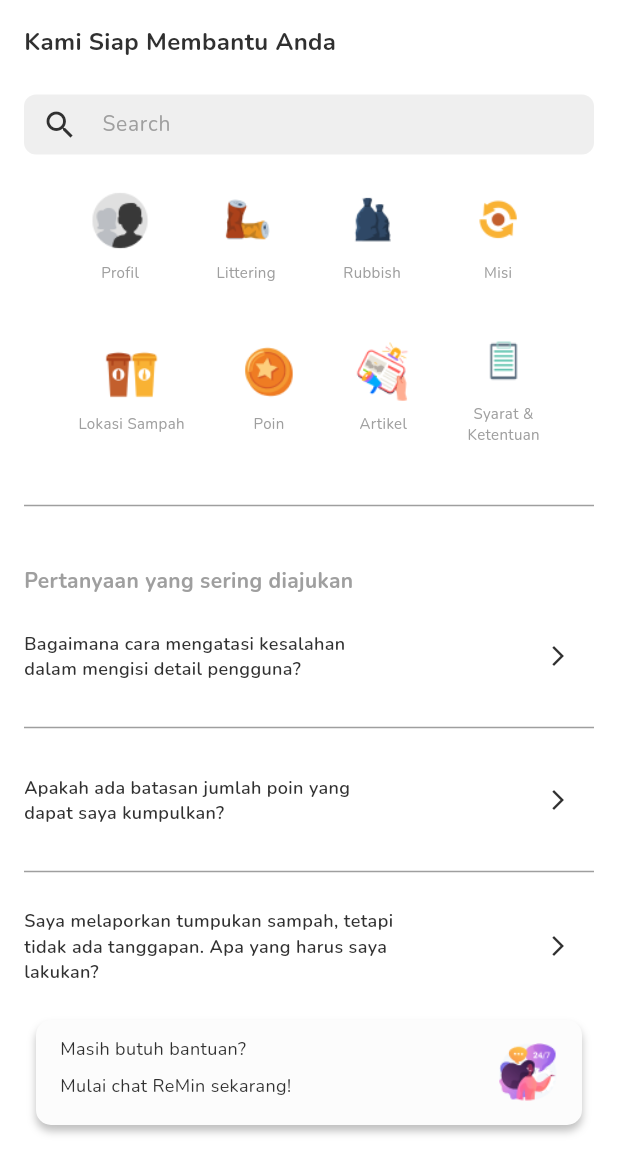
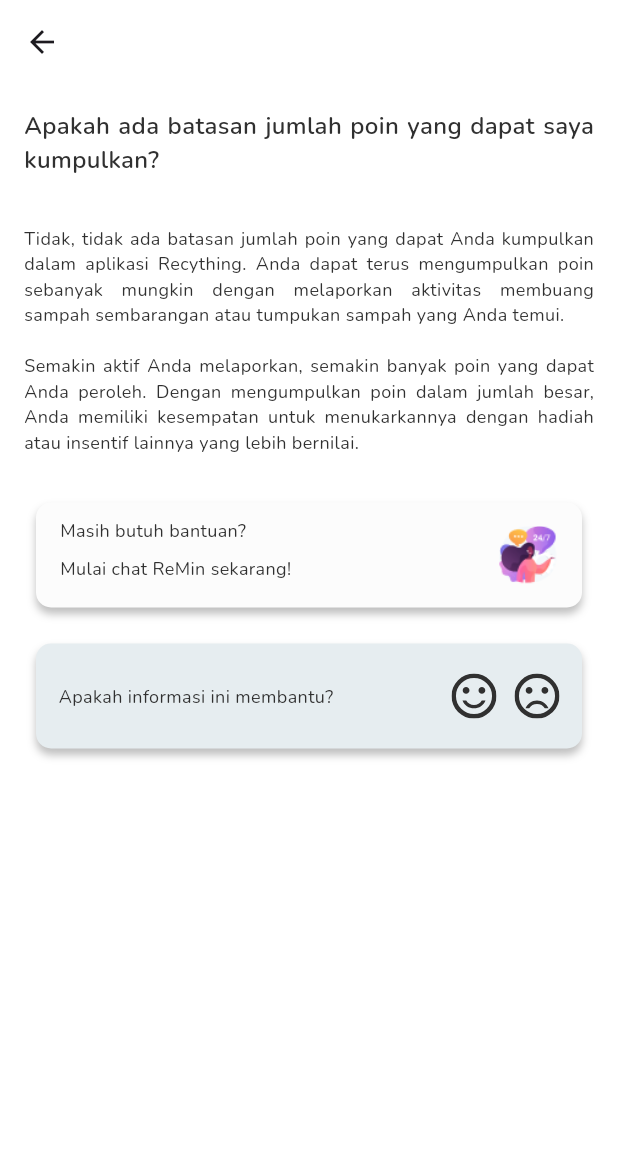
Before and after one commit to RECYTHNG/flutter_recything, a Flutter app: the screen it shows after launch, after a tap on the "arrow forward ios" icon, on a phone screen of 412 x 824 dp. Shown: the top 1174 px of the screen. Run offline on Flutter 3.47's test engine with Material 3 defaults, Android fonts, the phone set to English and light mode, and no system bars; our stand-ins replace flutter_svg.

Commit message:
feat: complete slicing for detail and answer question. and adding container for feedback

```diff
--- /dev/null
+++ b/recything_application/lib/constants/icon_constant.dart
@@ -0,0 +1,4 @@
+class IconConstant {
+  static const String sentimenSatisfiedIcon = 'assets/icons/icon_sentiment_satisfied.svg';
+  static const String sentimenDissatisfiedIcon = 'assets/icons/icon_sentiment_dissatisfied.svg';
+}
--- /dev/null
+++ b/recything_application/lib/screens/customer_service/content/detail_answer_faq_or_other/detail_answer_faq_or_other_screen.dart
@@ -0,0 +1,59 @@
+import 'package:flutter/material.dart';
+import 'package:recything_application/constants/color_constant.dart';
+import 'package:recything_application/constants/spacing_constant.dart';
+import 'package:recything_application/constants/text_style_constant.dart';
+import 'package:recything_application/screens/customer_service/content/detail_answer_faq_or_other/widgets/container_feed_back_information_customer_service_widget.dart';
+import 'package:recything_application/screens/customer_service/widgets/container_remin_customer_service_widget.dart';
+
+class DetailAnswerFAQorOtherScreen extends StatefulWidget {
+  const DetailAnswerFAQorOtherScreen({super.key});
+
+  @override
+  State<DetailAnswerFAQorOtherScreen> createState() =>
+      _DetailAnswerFAQorOtherScreenState();
+}
+
+class _DetailAnswerFAQorOtherScreenState
+    extends State<DetailAnswerFAQorOtherScreen> {
+  @override
+  Widget build(BuildContext context) {
+    return Scaffold(
+      backgroundColor: ColorConstant.whiteColor,
+      appBar: AppBar(
+        backgroundColor: ColorConstant.whiteColor,
+      ),
+      body: Padding(
+        padding: const EdgeInsets.symmetric(horizontal: 16.0),
+        child: Column(
+          crossAxisAlignment: CrossAxisAlignment.start,
+          children: [
+            SpacingConstant.verticalSpacing200,
+            Text(
+              'Apakah ada batasan jumlah poin yang dapat saya kumpulkan?',
+              style: TextStyleConstant.regularTitle.copyWith(
+                fontSize: 16.0,
+                color: ColorConstant.netralColor900,
+                fontWeight: FontWeight.w600,
+              ),
+              textAlign: TextAlign.justify,
+            ),
+            SpacingConstant.verticalSpacing400,
+            Text(
+              'Tidak, tidak ada batasan jumlah poin yang dapat Anda kumpulkan dalam aplikasi Recything. Anda dapat terus mengumpulkan poin sebanyak mungkin dengan melaporkan aktivitas membuang sampah sembarangan atau tumpukan sampah yang Anda temui. \n\nSemakin aktif Anda melaporkan, semakin banyak poin yang dapat Anda peroleh. Dengan mengumpulkan poin dalam jumlah besar, Anda memiliki kesempatan untuk menukarkannya dengan hadiah atau insentif lainnya yang lebih bernilai.',
+              style: TextStyleConstant.regularParagraph.copyWith(
+                fontSize: 12.0,
+                color: ColorConstant.netralColor900,
+                fontWeight: FontWeight.w400,
+              ),
+              textAlign: TextAlign.justify,
+            ),
+            SpacingConstant.verticalSpacing400,
+            const ReMinCustomerServiceWidget(),
+            SpacingConstant.verticalSpacing300,
+            const FeedBackInformationCustomerServiceWidget(),
+          ],
+        ),
+      ),
+    );
+  }
+}
--- /dev/null
+++ b/recything_application/lib/screens/customer_service/content/detail_answer_faq_or_other/widgets/container_feed_back_information_customer_service_widget.dart
@@ -0,0 +1,144 @@
+// ignore_for_file: deprecated_member_use
+
+import 'package:flutter/material.dart';
+import 'package:flutter_svg/flutter_svg.dart';
+import 'package:recything_application/constants/color_constant.dart';
+import 'package:recything_application/constants/icon_constant.dart';
+import 'package:recything_application/constants/spacing_constant.dart';
+import 'package:recything_application/constants/text_style_constant.dart';
+import 'package:recything_application/screens/customer_service/content/detail_answer_faq_or_other/widgets/bottom_sheet_feed_back_customer_service/bottom_sheet_feed_back_customer_service_widget.dart';
+
+class FeedBackInformationCustomerServiceWidget extends StatefulWidget {
+  const FeedBackInformationCustomerServiceWidget({
+    super.key,
+  });
+
+  @override
+  State<FeedBackInformationCustomerServiceWidget> createState() =>
+      _FeedBackInformationCustomerServiceWidgetState();
+}
+
+class _FeedBackInformationCustomerServiceWidgetState
+    extends State<FeedBackInformationCustomerServiceWidget> {
+  bool isSatisfied = false;
+  bool isDissatisfied = false;
+
+  void handleDissatisfied() {
+    setState(() {
+      isDissatisfied = true;
+    });
+  }
+
+  @override
+  Widget build(BuildContext context) {
+    return Container(
+      margin: const EdgeInsets.symmetric(horizontal: 8.0),
+      height: 70.0,
+      width: double.infinity,
+      decoration: BoxDecoration(
+        color: isSatisfied
+            ? ColorConstant.secondaryColor50
+            : isDissatisfied
+                ? ColorConstant.dangerColor50
+                : ColorConstant.primaryColor50,
+        borderRadius: BorderRadius.circular(10.0),
+        boxShadow: [
+          BoxShadow(
+            color: ColorConstant.blackColor.withOpacity(0.25),
+            offset: const Offset(0, 4),
+            blurRadius: 4,
+            spreadRadius: 0,
+          ),
+        ],
+      ),
+      child: Padding(
+        padding: const EdgeInsets.symmetric(
+          horizontal: 15.0,
+          vertical: 15.0,
+        ),
+        child: isSatisfied
+            ? Row(
+                mainAxisAlignment: MainAxisAlignment.spaceBetween,
+                children: [
+                  Text(
+                    'Terimakasih sudah menilai!',
+                    style: TextStyleConstant.regularCaption.copyWith(
+                      fontSize: 12.0,
+                      color: ColorConstant.netralColor900,
+                      fontWeight: FontWeight.w400,
+                    ),
+                  ),
+                  SvgPicture.asset(
+                    IconConstant.sentimenSatisfiedIcon,
+                    color: ColorConstant.successColor600,
+                    height: 30.0,
+                    width: 30.0,
+                  ),
+                ],
+              )
+            : isDissatisfied
+                ? Row(
+                    mainAxisAlignment: MainAxisAlignment.spaceBetween,
+                    children: [
+                      Text(
+                        'Terimakasih sudah menilai!',
+                        style: TextStyleConstant.regularCaption.copyWith(
+                          fontSize: 12.0,
+                          color: ColorConstant.netralColor900,
+                          fontWeight: FontWeight.w400,
+                        ),
+                      ),
+                      SvgPicture.asset(
+                        IconConstant.sentimenDissatisfiedIcon,
+                        color: ColorConstant.dangerColor700,
+                        height: 30.0,
+                        width: 30.0,
+                      ),
+                    ],
+                  )
+                : Row(
+                    mainAxisAlignment: MainAxisAlignment.spaceBetween,
+                    children: [
+                      Text(
+                        'Apakah informasi ini membantu?',
+                        style: TextStyleConstant.regularCaption.copyWith(
+                          fontSize: 12.0,
+                          color: ColorConstant.netralColor900,
+                          fontWeight: FontWeight.w400,
+                        ),
+                      ),
+                      Row(
+                        children: [
+                          GestureDetector(
+                            onTap: () {
+                              setState(() {
+                                isSatisfied = true;
+                              });
+                            },
+                            child: SvgPicture.asset(
+                              IconConstant.sentimenSatisfiedIcon,
+                              width: 30.0,
+                              height: 30.0,
+                              color: ColorConstant.netralColor900,
+                            ),
+                          ),
+                          SpacingConstant.horizontalSpacing150,
+                          GestureDetector(
+                            onTap: () {
+                              dialogBottomSheet(context, handleDissatisfied);
+                            },
+                            child: SvgPicture.asset(
+                              IconConstant.sentimenDissatisfiedIcon,
+                              width: 30.0,
+                              height: 30.0,
+                              color: ColorConstant.netralColor900,
+                            ),
+                          ),
+                        ],
+                      ),
+                    ],
+                  ),
+      ),
+    );
+  }
+}
--- a/recything_application/lib/screens/customer_service/customer_service_screen.dart
+++ b/recything_application/lib/screens/customer_service/customer_service_screen.dart
@@ -4,7 +4,8 @@ import 'package:recything_application/constants/image_constant.dart';
 import 'package:recything_application/constants/spacing_constant.dart';
 import 'package:recything_application/constants/text_style_constant.dart';
 import 'package:recything_application/screens/customer_service/widgets/item_category_customer_service_widget.dart';
-import 'package:recything_application/screens/customer_service/widgets/remin_container_customer_service_widget.dart';
+import 'package:recything_application/screens/customer_service/widgets/container_remin_customer_service_widget.dart';
+import 'package:recything_application/screens/customer_service/content/detail_answer_faq_or_other/detail_answer_faq_or_other_screen.dart';
 import 'package:recything_application/widgets/global_search_bar.dart';
 
 class CustomerServiceScreen extends StatefulWidget {
@@ -117,7 +118,15 @@ class _CustomerServiceScreenState extends State<CustomerServiceScreen> {
                           ),
                         ),
                         IconButton(
-                          onPressed: () {},
+                          onPressed: () {
+                            Navigator.push(
+                              context,
+                              MaterialPageRoute(
+                                builder: (context) =>
+                                    const DetailAnswerFAQorOtherScreen(),
+                              ),
+                            );
+                          },
                           icon: const Icon(
                             Icons.arrow_forward_ios,
                             size: 16.0,
--- a/recything_application/pubspec.yaml
+++ b/recything_application/pubspec.yaml
@@ -35,6 +35,7 @@ dependencies:
   # The following adds the Cupertino Icons font to your application.
   # Use with the CupertinoIcons class for iOS style icons.
   cupertino_icons: ^1.0.6
+  flutter_svg: ^2.0.10+1
 
 dev_dependencies:
   flutter_test:
```
Also changed, not shown: recything_application/lib/screens/customer_service/content/detail_answer_faq_or_other/widgets/bottom_sheet_feed_back_customer_service/bottom_sheet_feed_back_customer_service_widget.dart (added, +79 -0 lines), recything_application/lib/screens/customer_service/content/detail_answer_faq_or_other/widgets/bottom_sheet_feed_back_customer_service/option_item_feed_back_customer_service_widget.dart (added, +58 -0 lines), recything_application/assets/icons/icon_search.svg (deleted), recything_application/assets/icons/icon_sentiment_dissatisfied.svg (added), recything_application/assets/icons/icon_sentiment_satisfied.svg (added), recything_application/lib/screens/customer_service/widgets/container_remin_customer_service_widget.dart (renamed from recything_application/lib/screens/customer_service/widgets/remin_container_customer_service_widget.dart), recything_application/pubspec.lock.
